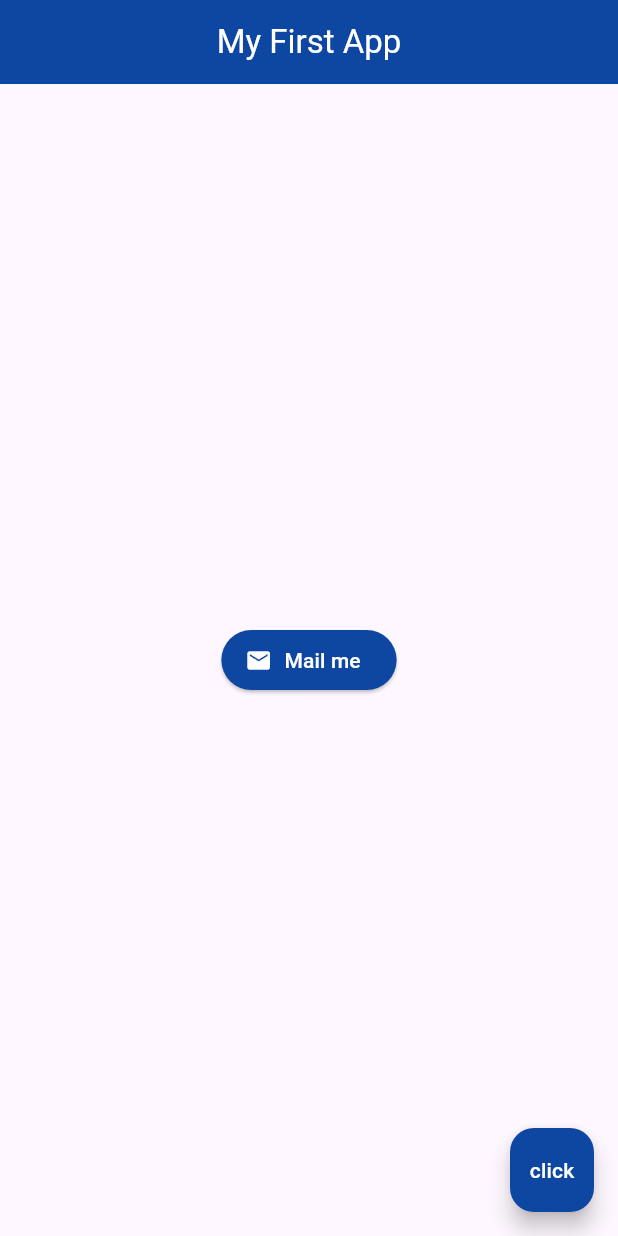
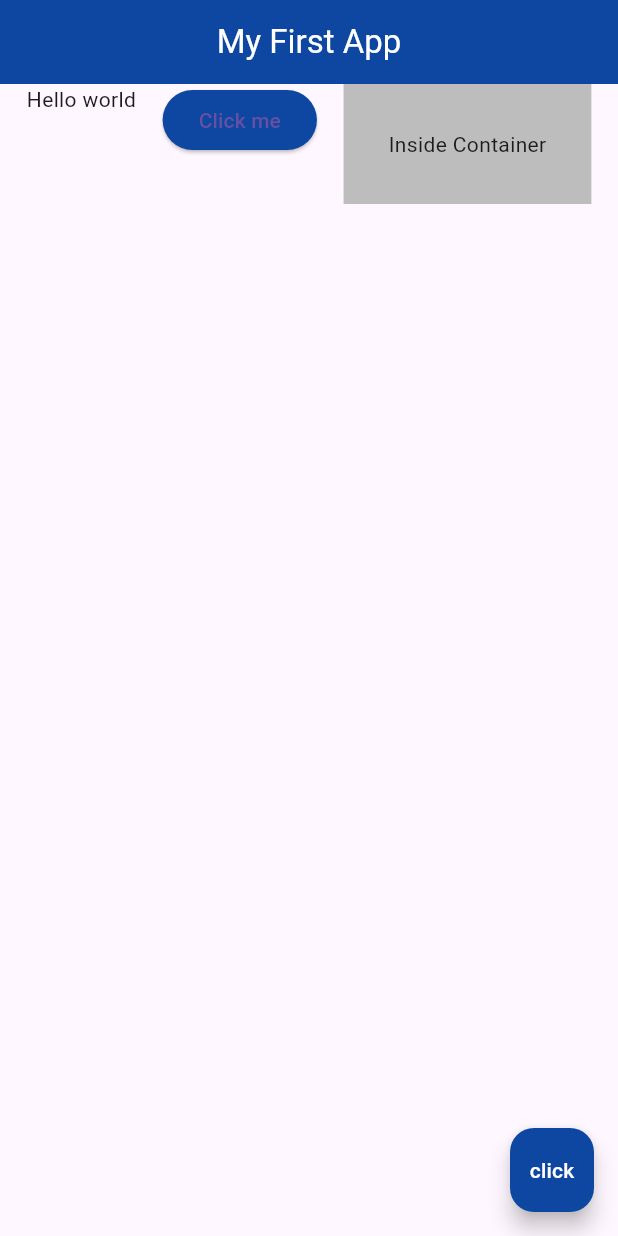
Before and after one commit to dzakiarrozaq/FlutterBasics, a Flutter app: the screen it shows after launch, on a phone screen of 412 x 824 dp. Run offline on Flutter 3.47's test engine with Material 3 defaults, Android fonts, the phone set to English and light mode, and no system bars.

Commit message:
Padding,margin, & rows

```diff
--- a/lib/main.dart
+++ b/lib/main.dart
@@ -1,10 +1,12 @@
 import 'package:flutter/material.dart';
 
-void main() =>runApp(MaterialApp(
+void main() =>runApp(const MaterialApp(
   home: Home(),
 ));
 
 class Home extends StatelessWidget {
+  const Home({super.key});
+
   @override
   Widget build(BuildContext context) {
     return Scaffold(
@@ -13,17 +15,21 @@ class Home extends StatelessWidget {
         centerTitle: true,
         backgroundColor: Colors.blue[900],
       ),
-      body: Center(
-        child: ElevatedButton.icon(
-          onPressed: (){},
-          icon: Icon(Icons.mail,
-          color: Colors.white,
+      body: Row(
+          mainAxisAlignment: MainAxisAlignment.spaceEvenly,
+          crossAxisAlignment: CrossAxisAlignment.start,
+          children: <Widget>[
+            const Text('Hello world'),
+            ElevatedButton(
+              onPressed: (){},
+              style: ButtonStyle(backgroundColor: WidgetStatePropertyAll(Colors.blue[900])), child: const Text('Click me'),
           ),
-          label: Text('Mail me', style: TextStyle(color: Colors.white)),
-          style: ButtonStyle(
-            backgroundColor: WidgetStatePropertyAll(Colors.blue[900])
+          Container(
+            color: Colors.grey[400],
+            padding: const EdgeInsets.all(30.0),
+            child: const Text('Inside Container'),
           ),
-        ),
+        ],
       ),
       floatingActionButton: FloatingActionButton(
         onPressed: () { null; },
```
